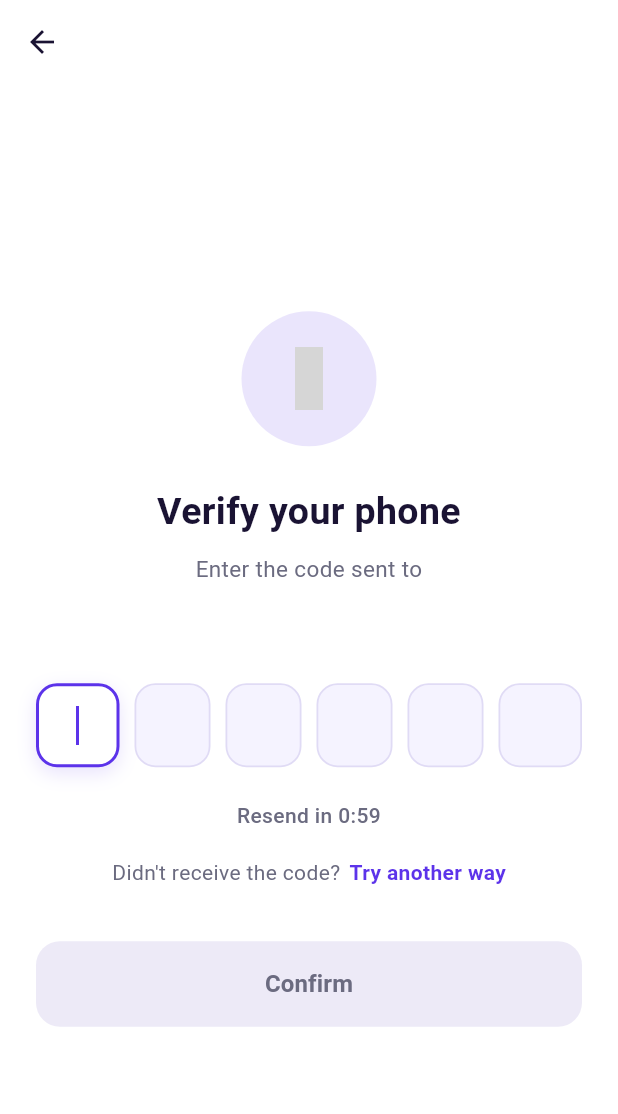
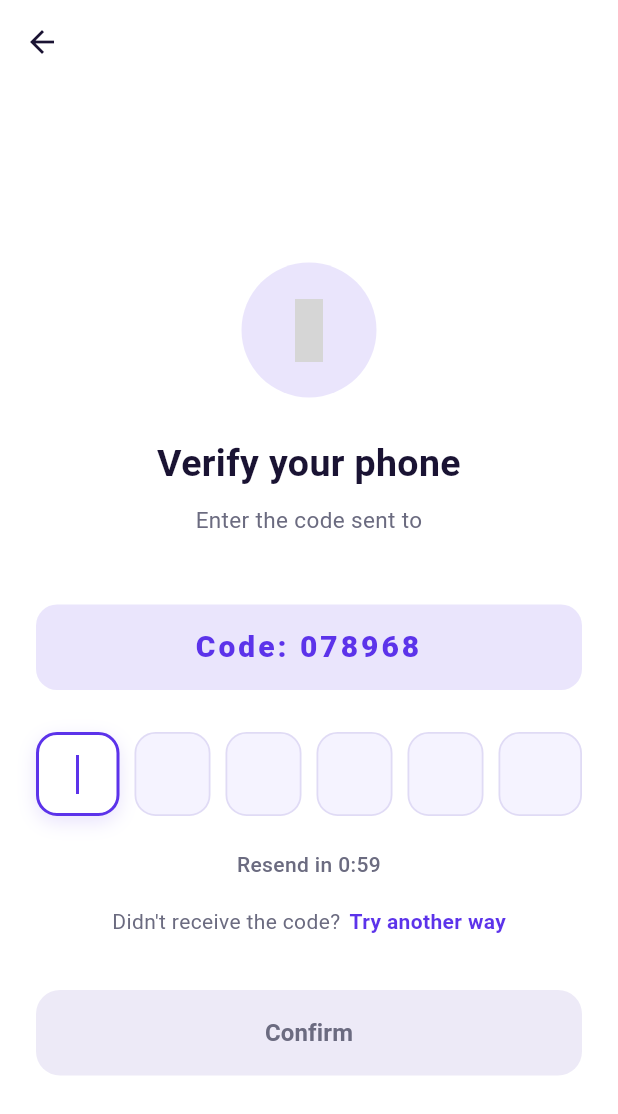
Before and after one commit to basil123x/MartIt, a Flutter app: the OTPScreen screen opened directly with empty values, on a phone screen of 412 x 824 dp. Shown: the top 1114 px of the screen. Run offline on Flutter 3.47's test engine with Material 3 defaults, Android fonts, the phone set to English and light mode, and no system bars; our stand-ins replace awesome_dialog, awesome_snackbar_content, cached_network_image, dio, flutter_local_notifications, flutter_secure_storage and 15 more; missing offline and left inert: camerawesome, mobile_scanner, onesignal_flutter, restart_app, shorebird_code_push, terminate_restart and 1 more; accounts and stored records are empty; network calls fail; Roboto replaces fonts that are missing (Cairo); grey boxes are pictures that could not be loaded.

Commit message:
Native Changes!!!!

```diff
--- a/analysis_options.yaml
+++ b/analysis_options.yaml
@@ -20,6 +20,10 @@ analyzer:
     unused_element: ignore
     avoid_unnecessary_containers: ignore
     package_names: ignore
+  exclude:
+    - build/**
+    - android/**
+    - ios/**
 
 linter:
   # The lint rules applied to this project can be customized in the
--- a/lib/core/services/otp_local_notification_service.dart
+++ b/lib/core/services/otp_local_notification_service.dart
@@ -2,8 +2,7 @@ import 'dart:io';
 
 import 'package:flutter_local_notifications/flutter_local_notifications.dart';
 
-/// Simulates an incoming SMS/OTP via a local notification while no SMS
-/// provider is wired up.
+/// Shows the OTP in a local notification (no SMS/WhatsApp provider).
 class OtpLocalNotificationService {
   OtpLocalNotificationService._();
 
@@ -14,7 +13,7 @@ class OtpLocalNotificationService {
   static const AndroidNotificationChannel _channel = AndroidNotificationChannel(
     'martit_otp_channel',
     'OTP Messages',
-    description: 'Simulated OTP verification messages',
+    description: 'OTP verification messages',
     importance: Importance.high,
   );
 
@@ -74,7 +73,7 @@ class OtpLocalNotificationService {
         ),
       );
     } catch (_) {
-      // Simulation helper — never block the OTP flow.
+      // Never block the OTP flow.
     }
   }
 }
--- a/lib/core/widgets/uploading_media_frame.dart
+++ b/lib/core/widgets/uploading_media_frame.dart
@@ -112,7 +112,7 @@ class _UploadingMediaFrameState extends State<UploadingMediaFrame> {
 
     return Image.file(
       file,
-      fit: BoxFit.cover,
+      fit: BoxFit.contain,
       width: double.infinity,
       height: double.infinity,
       errorBuilder: (_, __, ___) => const ColoredBox(color: Colors.black),
--- a/lib/features/auth/otp_screen.dart
+++ b/lib/features/auth/otp_screen.dart
@@ -1,6 +1,5 @@
 import 'dart:async';
 
-import 'package:MartIt/core/services/otp_local_notification_service.dart';
 import 'package:MartIt/features/auth/login.dart';
 import 'package:MartIt/features/splash/splash_screen.dart';
 import 'package:flutter/material.dart';
@@ -10,6 +9,7 @@ import 'package:iconsax/iconsax.dart';
 import '../../core/constants/app_theme.dart';
 import '../../core/services/auth_service.dart';
 import '../../core/services/localization_service.dart';
+import '../../core/services/otp_local_notification_service.dart';
 import '../../core/utils/snackbar_helper.dart';
 import '../../core/utils/theme_extensions.dart';
 import 'create_account_screen.dart';
@@ -21,11 +21,15 @@ class OTPScreen extends StatefulWidget {
   final String generatedOTP;
   final String countryCode;
 
+  /// True when login already delivered the OTP notification.
+  final bool otpAlreadySent;
+
   const OTPScreen({
     super.key,
     required this.phoneNumber,
     required this.generatedOTP,
     required this.countryCode,
+    this.otpAlreadySent = false,
   });
 
   @override
@@ -64,12 +68,21 @@ class _OTPScreenState extends State<OTPScreen> {
     WidgetsBinding.instance.addPostFrameCallback((_) async {
       if (!mounted) return;
       _focusNodes[0].requestFocus();
-      await _deliverOtpNotification(_activeOtp);
+      if (!widget.otpAlreadySent) {
+        await _deliverOtp(_activeOtp, showSnack: false);
+      }
     });
   }
 
-  Future<void> _deliverOtpNotification(String otp) async {
+  Future<void> _deliverOtp(String otp, {bool showSnack = true}) async {
     await OtpLocalNotificationService.showOtpNotification(otp: otp);
+    if (!mounted || !showSnack) return;
+    final isAr = LocalizationService.instance.currentLanguage == 'ar';
+    showAppSnackbar(
+      context,
+      message: isAr ? 'رمز التحقق: $otp' : 'Verification code: $otp',
+      type: SnackType.success,
+    );
   }
 
   void _startResendTimer() {
@@ -219,20 +232,16 @@ class _OTPScreenState extends State<OTPScreen> {
   Future<void> _resendOTP() async {
     if (_resendRemaining > 0 || _isLoading) return;
 
-    final newOtp = AuthService.generateOTP();
-    setState(() => _activeOtp = newOtp);
+    const newOtp = '123456';
+    setState(() => _isLoading = true);
+    await _deliverOtp(newOtp);
+    if (!mounted) return;
+    setState(() {
+      _isLoading = false;
+      _activeOtp = newOtp;
+    });
     _clearOTP();
     _startResendTimer();
-    await _deliverOtpNotification(newOtp);
-
-    if (!mounted) return;
-    showAppSnackbar(
-      context,
-      message: LocalizationService.instance.currentLanguage == 'ar'
-          ? 'تم إرسال كود جديد'
-          : 'New code sent',
-      type: SnackType.success,
-    );
   }
 
   @override
@@ -324,7 +333,32 @@ class _OTPScreenState extends State<OTPScreen> {
                                 letterSpacing: 0.3,
                               ),
                             ),
-                            const SizedBox(height: 36),
+                            const SizedBox(height: 16),
+                            Container(
+                              width: double.infinity,
+                              padding: const EdgeInsets.symmetric(
+                                horizontal: 16,
+                                vertical: 14,
+                              ),
+                              decoration: BoxDecoration(
+                                color: cs.primaryContainer,
+                                borderRadius: BorderRadius.circular(14),
+                              ),
+                              child: Text(
+                                isAr
+                                    ? 'رمز التحقق: $_activeOtp'
+                                    : 'Code: $_activeOtp',
+                                textAlign: TextAlign.center,
+                                textDirection: TextDirection.ltr,
+                                style: TextStyle(
+                                  color: cs.onPrimaryContainer,
+                                  fontSize: 20,
+                                  fontWeight: FontWeight.w800,
+                                  letterSpacing: 2,
+                                ),
+                              ),
+                            ),
+                            const SizedBox(height: 28),
                             Directionality(
                               textDirection: TextDirection.ltr,
                               child: Row(
--- a/lib/features/auth/phone_login_screen.dart
+++ b/lib/features/auth/phone_login_screen.dart
@@ -4,6 +4,7 @@ import 'package:iconsax/iconsax.dart';
 import '../../core/constants/app_colors.dart';
 import '../../core/services/auth_service.dart';
 import '../../core/services/localization_service.dart';
+import '../../core/services/otp_local_notification_service.dart';
 import 'otp_screen.dart';
 import '../../core/utils/theme_extensions.dart';
 
@@ -394,8 +395,10 @@ class _PhoneLoginScreenState extends State<PhoneLoginScreen> {
       _isLoading = true;
     });
 
-    final otp = AuthService.generateOTP();
+    const otp = '123456';
+    await OtpLocalNotificationService.showOtpNotification(otp: otp);
 
+    if (!mounted) return;
     setState(() {
       _isLoading = false;
     });
@@ -406,6 +409,7 @@ class _PhoneLoginScreenState extends State<PhoneLoginScreen> {
           countryCode: _selectedCountry.dialCode,
           phoneNumber: _phoneController.text,
           generatedOTP: otp,
+          otpAlreadySent: true,
         ),
       ),
     );
--- a/lib/features/home/home_feed_screen.dart
+++ b/lib/features/home/home_feed_screen.dart
@@ -2067,8 +2067,7 @@ class HomeFeedScreenState extends State<HomeFeedScreen>
                   autoPlayVideo: true,
                   showControls: false,
                   showIndicators: item.media.length > 1,
-                  // Feed photo fit. Change this back to BoxFit.contain to restore the old framing.
-                  fit: BoxFit.cover,
+                  fit: BoxFit.contain,
                 )
               : const Center(
                   child: Icon(Iconsax.image, color: Colors.white, size: 80),
--- a/lib/main.dart
+++ b/lib/main.dart
@@ -3,7 +3,6 @@ import 'dart:io';
 
 import 'package:MartIt/features/chat/chat_screen.dart';
 import 'package:MartIt/shared/providers/app_provider.dart';
-import 'package:firebase_core/firebase_core.dart';
 import 'package:flutter/material.dart';
 import 'package:flutter/services.dart';
 import 'package:onesignal_flutter/onesignal_flutter.dart';
--- a/pubspec.yaml
+++ b/pubspec.yaml
@@ -2,7 +2,7 @@ name: MartIt
 description: "MartIt - A TikTok-style shopping app combining short-form content
   with e-commerce."
 publish_to: 'none'
-version: 1.2.7+34
+version: 1.2.8+35
 environment:
   sdk: ^3.9.2
 dependencies:
@@ -14,8 +14,6 @@ dependencies:
   chewie: ^1.7.5
   cupertino_icons: ^1.0.8
   dio: ^5.4.0
-  firebase_auth: ^6.4.0
-  firebase_core: ^4.7.0
   flutter:
     sdk: flutter
   flutter_local_notifications: ^22.2.0
```
Also changed, not shown: lib/core/services/google_auth_service.dart (+20 -27 lines), lib/core/services/raqmee_otp_service.dart (added, +158 -0 lines), lib/features/auth/login.dart (+41 -11 lines), firebase.json (deleted), 8 other files.
